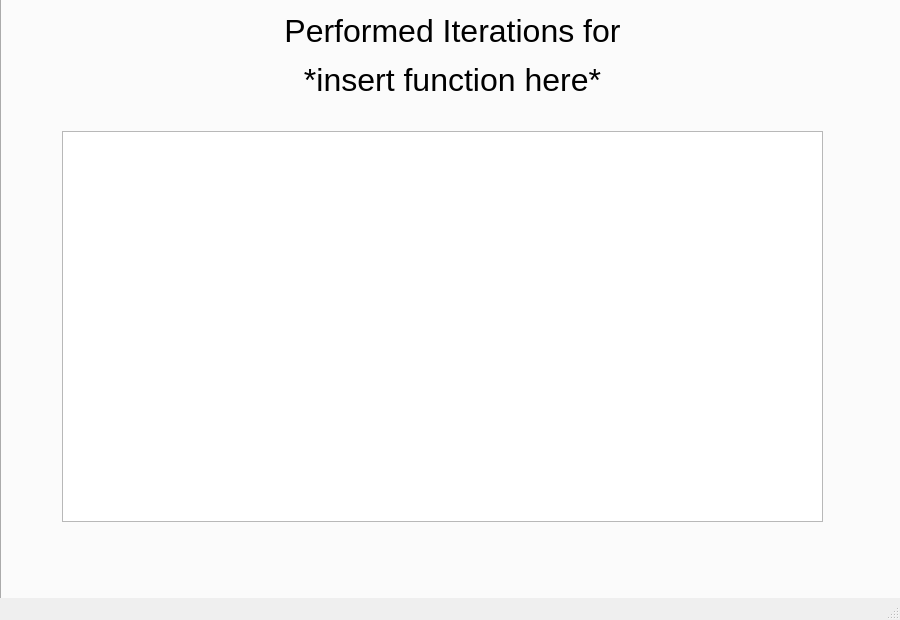
Old version of the form MainFiles/UIDesign.ui in the repository Fawad-Javed-Fateh/Zephyr-I.
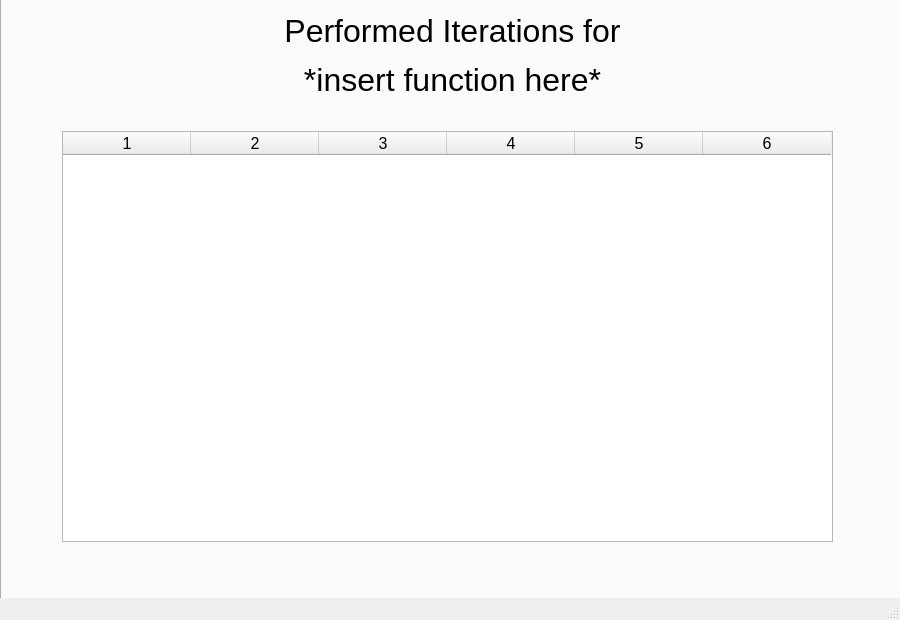
New version of the form. The open tabs and pages were chosen to show the change.

Commit message: Qtableview replaced with qtablewidget

Diff of the .ui file:
```diff
--- a/MainFiles/UIDesign.ui
+++ b/MainFiles/UIDesign.ui
@@ -350,26 +350,39 @@
        <string>&lt;html&gt;&lt;head/&gt;&lt;body&gt;&lt;p align=&quot;center&quot;&gt;&lt;span style=&quot; font-size:24pt;&quot;&gt;Performed Iterations for&lt;/span&gt;&lt;/p&gt;&lt;p align=&quot;center&quot;&gt;&lt;span style=&quot; font-size:24pt;&quot;&gt; *insert function here*&lt;/span&gt;&lt;/p&gt;&lt;/body&gt;&lt;/html&gt;</string>
       </property>
      </widget>
-     <widget class="QTableView" name="Chp2Table">
+     <widget class="QTableWidget" name="Chp2Table">
       <property name="geometry">
        <rect>
         <x>60</x>
         <y>130</y>
-        <width>761</width>
-        <height>391</height>
+        <width>771</width>
+        <height>411</height>
        </rect>
       </property>
-      <property name="font">
-       <font>
-        <pointsize>12</pointsize>
-       </font>
+      <property name="columnCount">
+       <number>6</number>
       </property>
-      <property name="midLineWidth">
-       <number>0</number>
-      </property>
-      <property name="sortingEnabled">
+      <attribute name="horizontalHeaderDefaultSectionSize">
+       <number>128</number>
+      </attribute>
+      <attribute name="horizontalHeaderShowSortIndicator" stdset="0">
        <bool>false</bool>
-      </property>
+      </attribute>
+      <attribute name="horizontalHeaderStretchLastSection">
+       <bool>false</bool>
+      </attribute>
+      <attribute name="verticalHeaderVisible">
+       <bool>false</bool>
+      </attribute>
+      <attribute name="verticalHeaderCascadingSectionResizes">
+       <bool>false</bool>
+      </attribute>
+      <column/>
+      <column/>
+      <column/>
+      <column/>
+      <column/>
+      <column/>
      </widget>
     </widget>
    </widget>
```
The commit also changes 2 other files.
